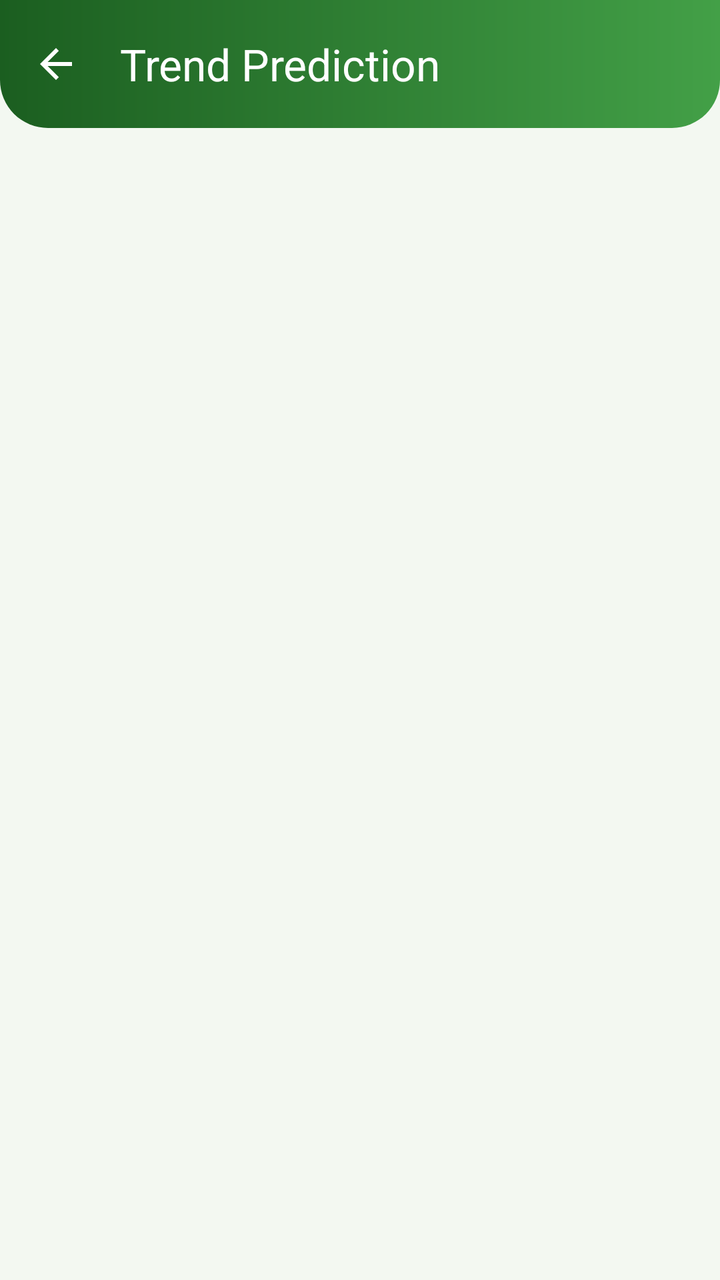
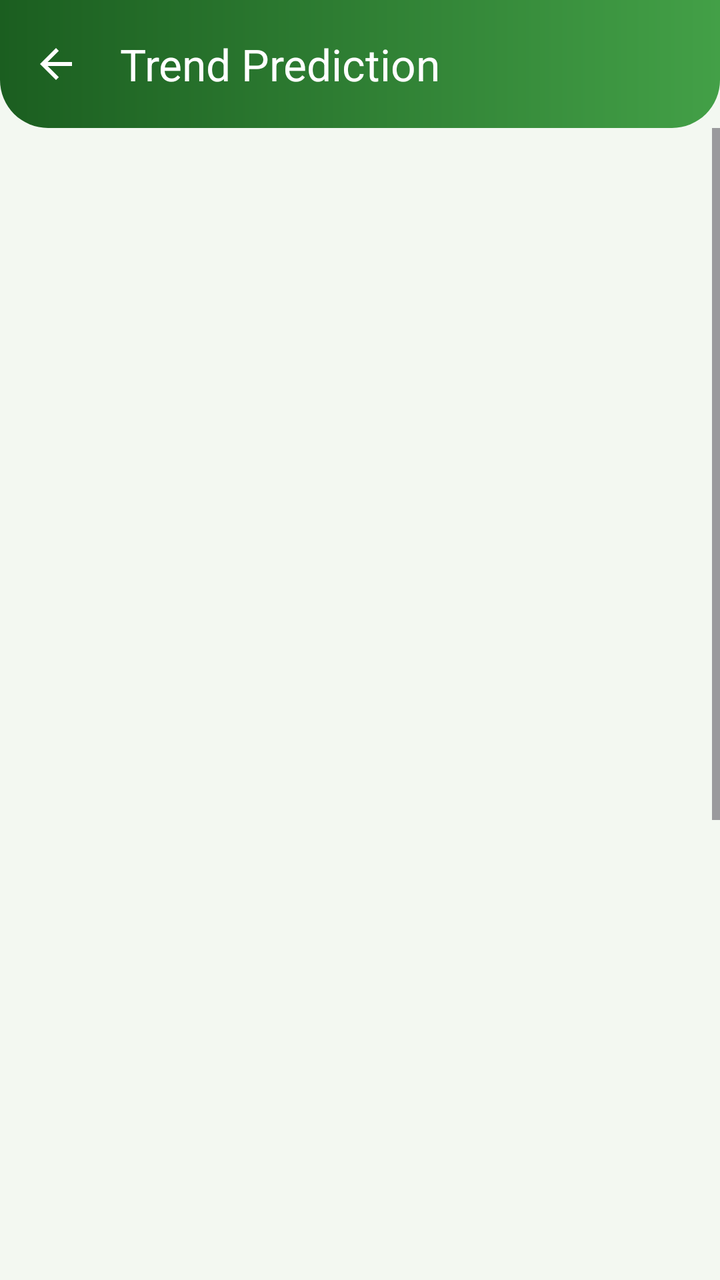

Compare the two renders of this Android layout. The source of the first and the diff that turns it into the second are given below.
<!-- AndroidManifest.xml: application theme Theme.EcoSense -->
<!-- res/layout/activity_prediction.xml -->
<?xml version="1.0" encoding="utf-8"?>
<androidx.constraintlayout.widget.ConstraintLayout xmlns:android="http://schemas.android.com/apk/res/android" xmlns:app="http://schemas.android.com/apk/res-auto" xmlns:tools="http://schemas.android.com/tools"
    android:layout_width="match_parent"
    android:layout_height="match_parent"
    android:background="@color/eco_bg">

    <com.google.android.material.appbar.MaterialToolbar
        android:id="@+id/toolbar"
        android:layout_width="0dp"
        android:layout_height="?attr/actionBarSize"
        android:background="@drawable/bg_toolbar"
        app:titleTextAppearance="@style/EcoToolbarTitle"
        app:layout_constraintEnd_toEndOf="parent"
        app:layout_constraintStart_toStartOf="parent"
        app:layout_constraintTop_toTopOf="parent"
        app:navigationIcon="@drawable/ic_back"
        app:title="Trend Prediction"
        app:titleTextColor="@android:color/white" />

    <ScrollView
        android:layout_width="0dp"
        android:layout_height="0dp"
        app:layout_constraintBottom_toBottomOf="parent"
        app:layout_constraintEnd_toEndOf="parent"
        app:layout_constraintStart_toStartOf="parent"
        app:layout_constraintTop_toBottomOf="@id/toolbar">

        <LinearLayout
            android:layout_width="match_parent"
            android:layout_height="wrap_content"
            android:layoutAnimation="@anim/layout_slide_up"
            android:orientation="vertical"
            android:padding="14dp">

            <com.google.android.material.card.MaterialCardView
                style="@style/EcoCard"
                android:layout_width="match_parent"
                android:layout_height="wrap_content">

                <Spinner
                    android:id="@+id/spMetric"
                    android:layout_width="match_parent"
                    android:layout_height="52dp"
                    android:paddingStart="8dp"
                    android:paddingEnd="8dp" />
            </com.google.android.material.card.MaterialCardView>

            <com.google.android.material.card.MaterialCardView
                style="@style/EcoCard"
                android:layout_width="match_parent"
                android:layout_height="wrap_content"
                android:layout_marginTop="12dp">

                <LinearLayout
                    android:layout_width="match_parent"
                    android:layout_height="wrap_content"
                    android:orientation="vertical"
                    android:padding="12dp">

                    <com.ecosense.app.ui.prediction.TrendChartView
                        android:id="@+id/chart"
                        android:layout_width="match_parent"
                        android:layout_height="240dp" />

                    <TextView
                        android:layout_width="wrap_content"
                        android:layout_height="wrap_content"
                        android:layout_marginTop="6dp"
                        android:text="Solid = recorded data \u2022 Dashed = linear-regression forecast"
                        android:textColor="@color/eco_text_secondary"
                        android:textSize="12sp" />
                </LinearLayout>
            </com.google.android.material.card.MaterialCardView>

            <com.google.android.material.card.MaterialCardView
                style="@style/EcoCard"
                android:layout_width="match_parent"
                android:layout_height="wrap_content"
                android:layout_marginTop="10dp">

                <LinearLayout
                    android:layout_width="match_parent"
                    android:layout_height="wrap_content"
                    android:orientation="vertical"
                    android:padding="14dp">

                    <TextView
                        android:id="@+id/tvEquation"
                        android:layout_width="match_parent"
                        android:layout_height="wrap_content"
                        android:textColor="@color/eco_text"
                        android:textSize="14sp" />

                    <TextView
                        android:id="@+id/tvTrend"
                        android:layout_width="match_parent"
                        android:layout_height="wrap_content"
                        android:layout_marginTop="8dp"
                        android:textColor="@color/eco_primary"
                        android:textSize="16sp"
                        android:textStyle="bold" />

                    <TextView
                        android:id="@+id/tvForecast"
                        android:layout_width="match_parent"
                        android:layout_height="wrap_content"
                        android:layout_marginTop="8dp"
                        android:textColor="@color/eco_text"
                        android:textSize="14sp" />
                </LinearLayout>
            </com.google.android.material.card.MaterialCardView>
        </LinearLayout>
    </ScrollView>
</androidx.constraintlayout.widget.ConstraintLayout>
<!-- resources referenced by this layout -->
<resources>
  <color name="eco_bg">#F3F8F1</color>
  <color name="eco_primary">#2E7D32</color>
  <color name="eco_text">#1B2B1C</color>
  <color name="eco_text_secondary">#5F6F60</color>
  <!-- drawable bg_toolbar (drawable) -->
  <?xml version="1.0" encoding="utf-8"?>
  <shape xmlns:android="http://schemas.android.com/apk/res/android" android:shape="rectangle">
      <gradient android:angle="0" android:startColor="@color/eco_grad_start" android:endColor="@color/eco_grad_end" />
      <corners android:bottomLeftRadius="24dp" android:bottomRightRadius="24dp" />
  </shape>
  <!-- drawable ic_back (drawable) -->
  <vector xmlns:android="http://schemas.android.com/apk/res/android"
      android:width="24dp" android:height="24dp"
      android:viewportWidth="24" android:viewportHeight="24">
      <path android:fillColor="#FFFFFF"
          android:pathData="M20,11H7.83l5.59,-5.59L12,4l-8,8 8,8 1.41,-1.41L7.83,13H20v-2z" />
  </vector>
  <style name="EcoCard" parent="Widget.Material3.CardView.Outlined">
          <item name="cardCornerRadius">20dp</item>
          <item name="cardBackgroundColor">@color/eco_card</item>
          <item name="cardElevation">0dp</item>
          <item name="strokeColor">@color/eco_stroke</item>
          <item name="strokeWidth">1dp</item>
      </style>
  <style name="EcoToolbarTitle" parent="TextAppearance.Material3.TitleLarge">
          <item name="android:textColor">@android:color/white</item>
          <item name="android:fontFamily">sans-serif-medium</item>
      </style>
  <color name="eco_grad_start">#1B5E20</color>
  <color name="eco_grad_end">#43A047</color>
  <color name="eco_card">#FFFFFF</color>
  <color name="eco_stroke">#E0EBDD</color>
  <color name="eco_on_primary">#FFFFFF</color>
  <color name="eco_secondary">#4CAF50</color>
  <color name="eco_primary_dark">#1B5E20</color>
  <style name="Animation.EcoActivity" parent="@android:style/Animation.Activity">
          <item name="android:activityOpenEnterAnimation">@anim/slide_in_right</item>
          <item name="android:activityOpenExitAnimation">@anim/slide_out_left</item>
          <item name="android:activityCloseEnterAnimation">@anim/slide_in_left</item>
          <item name="android:activityCloseExitAnimation">@anim/slide_out_right</item>
      </style>
  <!-- unchanged entries left out for length: 1 -->
</resources>

<!-- the commit's change to res/layout/activity_prediction.xml (unified diff, before → after) -->
@@ -9,12 +9,12 @@
         android:layout_width="0dp"
         android:layout_height="?attr/actionBarSize"
         android:background="@drawable/bg_toolbar"
-        app:titleTextAppearance="@style/EcoToolbarTitle"
         app:layout_constraintEnd_toEndOf="parent"
         app:layout_constraintStart_toStartOf="parent"
         app:layout_constraintTop_toTopOf="parent"
         app:navigationIcon="@drawable/ic_back"
         app:title="Trend Prediction"
+        app:titleTextAppearance="@style/EcoToolbarTitle"
         app:titleTextColor="@android:color/white" />
 
     <ScrollView
@@ -32,81 +32,367 @@
             android:orientation="vertical"
             android:padding="14dp">
 
+            
+            <HorizontalScrollView
+                android:layout_width="match_parent"
+                android:layout_height="wrap_content"
+                android:scrollbars="none">
+
+                <com.google.android.material.chip.ChipGroup
+                    android:id="@+id/chipGroup"
+                    android:layout_width="wrap_content"
+                    android:layout_height="wrap_content"
+                    app:selectionRequired="true"
+                    app:singleLine="true"
+                    app:singleSelection="true">
+
+                <com.google.android.material.chip.Chip
+                    android:id="@+id/chipTemp"
+                    style="@style/Widget.Material3.Chip.Filter"
+                    android:layout_width="wrap_content"
+                    android:layout_height="wrap_content"
+                    android:text="🌡️ Temperature" />
+                <com.google.android.material.chip.Chip
+                    android:id="@+id/chipHum"
+                    style="@style/Widget.Material3.Chip.Filter"
+                    android:layout_width="wrap_content"
+                    android:layout_height="wrap_content"
+                    android:text="💧 Humidity" />
+                <com.google.android.material.chip.Chip
+                    android:id="@+id/chipPm25"
+                    style="@style/Widget.Material3.Chip.Filter"
+                    android:layout_width="wrap_content"
+                    android:layout_height="wrap_content"
+                    android:text="😷 PM2.5" />
+                <com.google.android.material.chip.Chip
+                    android:id="@+id/chipPm10"
+                    style="@style/Widget.Material3.Chip.Filter"
+                    android:layout_width="wrap_content"
+                    android:layout_height="wrap_content"
+                    android:text="🌫️ PM10" />
+                </com.google.android.material.chip.ChipGroup>
+            </HorizontalScrollView>
+
+            
+            <androidx.constraintlayout.widget.ConstraintLayout
+                android:layout_width="match_parent"
+                android:layout_height="wrap_content"
+                android:layout_marginTop="12dp"
+                android:background="@drawable/bg_hero"
+                android:padding="22dp">
+
+                <TextView
+                    android:id="@+id/tvMetricName"
+                    android:layout_width="0dp"
+                    android:layout_height="wrap_content"
+                    android:fontFamily="sans-serif-medium"
+                    android:textColor="@android:color/white"
+                    android:textSize="17sp"
+                    app:layout_constraintEnd_toEndOf="parent"
+                    app:layout_constraintStart_toStartOf="parent"
+                    app:layout_constraintTop_toTopOf="parent" />
+
+                <TextView
+                    android:id="@+id/tvLocation"
+                    android:layout_width="0dp"
+                    android:layout_height="wrap_content"
+                    android:layout_marginTop="2dp"
+                    android:alpha="0.9"
+                    android:textColor="@android:color/white"
+                    android:textSize="12sp"
+                    app:layout_constraintEnd_toEndOf="parent"
+                    app:layout_constraintStart_toStartOf="parent"
+                    app:layout_constraintTop_toBottomOf="@id/tvMetricName" />
+
+                <TextView
+                    android:id="@+id/tvCurrent"
+                    android:layout_width="wrap_content"
+                    android:layout_height="wrap_content"
+                    android:layout_marginTop="14dp"
+                    android:fontFamily="sans-serif-medium"
+                    android:text="--"
+                    android:textColor="@android:color/white"
+                    android:textSize="54sp"
+                    android:textStyle="bold"
+                    app:layout_constraintStart_toStartOf="parent"
+                    app:layout_constraintTop_toBottomOf="@id/tvLocation" />
+
+                <TextView
+                    android:id="@+id/tvUnit"
+                    android:layout_width="wrap_content"
+                    android:layout_height="wrap_content"
+                    android:layout_marginStart="8dp"
+                    android:alpha="0.9"
+                    android:textColor="@android:color/white"
+                    android:textSize="18sp"
+                    app:layout_constraintBaseline_toBaselineOf="@id/tvCurrent"
+                    app:layout_constraintStart_toEndOf="@id/tvCurrent" />
+
+                <TextView
+                    android:id="@+id/tvTrendChip"
+                    android:layout_width="wrap_content"
+                    android:layout_height="wrap_content"
+                    android:layout_marginTop="10dp"
+                    android:background="@drawable/bg_chip_white"
+                    android:fontFamily="sans-serif-medium"
+                    android:paddingStart="14dp"
+                    android:paddingTop="5dp"
+                    android:paddingEnd="14dp"
+                    android:paddingBottom="5dp"
+                    android:textColor="@android:color/white"
+                    android:textSize="13sp"
+                    app:layout_constraintStart_toStartOf="parent"
+                    app:layout_constraintTop_toBottomOf="@id/tvCurrent" />
+
+                <TextView
+                    android:id="@+id/tvNext"
+                    android:layout_width="0dp"
+                    android:layout_height="wrap_content"
+                    android:layout_marginTop="10dp"
+                    android:alpha="0.92"
+                    android:textColor="@android:color/white"
+                    android:textSize="13sp"
+                    app:layout_constraintEnd_toEndOf="parent"
+                    app:layout_constraintStart_toStartOf="parent"
+                    app:layout_constraintTop_toBottomOf="@id/tvTrendChip" />
+            </androidx.constraintlayout.widget.ConstraintLayout>
+
+            
             <com.google.android.material.card.MaterialCardView
                 style="@style/EcoCard"
                 android:layout_width="match_parent"
-                android:layout_height="wrap_content">
-
-                <Spinner
-                    android:id="@+id/spMetric"
+                android:layout_height="wrap_content"
+                android:layout_marginTop="12dp">
+
+                <LinearLayout
                     android:layout_width="match_parent"
-                    android:layout_height="52dp"
-                    android:paddingStart="8dp"
-                    android:paddingEnd="8dp" />
+                    android:layout_height="wrap_content"
+                    android:orientation="vertical"
+                    android:padding="16dp">
+
+                    <TextView
+                        style="@style/EcoSection"
+                        android:layout_width="wrap_content"
+                        android:layout_height="wrap_content"
+                        android:text="📈  Trend &amp; forecast" />
+
+                    <com.ecosense.app.ui.prediction.TrendChartView
+                        android:id="@+id/chart"
+                        android:layout_width="match_parent"
+                        android:layout_height="260dp"
+                        android:layout_marginTop="8dp" />
+
+                    <LinearLayout
+                        android:layout_width="match_parent"
+                        android:layout_height="wrap_content"
+                        android:layout_marginTop="6dp"
+                        android:orientation="horizontal">
+
+                    <TextView
+                        android:layout_width="wrap_content"
+                        android:layout_height="wrap_content"
+                        android:layout_marginEnd="14dp"
+                        android:text="━ Actual"
+                        android:textColor="@color/eco_primary"
+                        android:textSize="12sp" />
+                    <TextView
+                        android:layout_width="wrap_content"
+                        android:layout_height="wrap_content"
+                        android:layout_marginEnd="14dp"
+                        android:text="┅ Forecast"
+                        android:textColor="@color/eco_warn"
+                        android:textSize="12sp" />
+                    <TextView
+                        android:layout_width="wrap_content"
+                        android:layout_height="wrap_content"
+                        android:layout_marginEnd="14dp"
+                        android:text="┅ Safe limit"
+                        android:textColor="@color/eco_alert"
+                        android:textSize="12sp" />
+                    </LinearLayout>
+                </LinearLayout>
             </com.google.android.material.card.MaterialCardView>
 
+            
+            <LinearLayout
+                android:layout_width="match_parent"
+                android:layout_height="wrap_content"
+                android:layout_marginTop="12dp"
+                android:orientation="horizontal">
+
+                <com.google.android.material.card.MaterialCardView
+                    style="@style/EcoCard"
+                    android:layout_width="0dp"
+                    android:layout_height="wrap_content"
+                    android:layout_marginStart="0dp"
+                    android:layout_marginEnd="5dp"
+                    android:layout_weight="1">
+
+                    <LinearLayout
+                        android:layout_width="match_parent"
+                        android:layout_height="wrap_content"
+                        android:orientation="vertical"
+                        android:padding="14dp">
+
+                        <TextView style="@style/EcoLabel"
+                            android:layout_width="wrap_content"
+                            android:layout_height="wrap_content"
+                            android:text="Model fit (R²)" />
+
+                        <TextView
+                            android:id="@+id/tvFit"
+                            style="@style/EcoValue"
+                            android:layout_width="wrap_content"
+                            android:layout_height="wrap_content"
+                            android:layout_marginTop="4dp"
+                            android:text="--"
+                            android:textColor="@color/eco_primary"
+                            android:textSize="22sp" />
+
+                        <TextView
+                            android:id="@+id/tvFitLabel"
+                            style="@style/EcoLabel"
+                            android:layout_width="wrap_content"
+                            android:layout_height="wrap_content"
+                            android:text=""
+                            android:textSize="11sp" />
+                    </LinearLayout>
+                </com.google.android.material.card.MaterialCardView>
+                <com.google.android.material.card.MaterialCardView
+                    style="@style/EcoCard"
+                    android:layout_width="0dp"
+                    android:layout_height="wrap_content"
+                    android:layout_marginStart="5dp"
+                    android:layout_marginEnd="5dp"
+                    android:layout_weight="1">
+
+                    <LinearLayout
+                        android:layout_width="match_parent"
+                        android:layout_height="wrap_content"
+                        android:orientation="vertical"
+                        android:padding="14dp">
+
+                        <TextView style="@style/EcoLabel"
+                            android:layout_width="wrap_content"
+                            android:layout_height="wrap_content"
+                            android:text="Trend" />
+
+                        <TextView
+                            android:id="@+id/tvSlope"
+                            style="@style/EcoValue"
+                            android:layout_width="wrap_content"
+                            android:layout_height="wrap_content"
+                            android:layout_marginTop="4dp"
+                            android:text="--"
+                            android:textColor="@color/eco_primary"
+                            android:textSize="22sp" />
+
+                        <TextView
+                            android:id="@+id/tvSlopeUnit"
+                            style="@style/EcoLabel"
+                            android:layout_width="wrap_content"
+                            android:layout_height="wrap_content"
+                            android:text="per hour"
+                            android:textSize="11sp" />
+                    </LinearLayout>
+                </com.google.android.material.card.MaterialCardView>
+                <com.google.android.material.card.MaterialCardView
+                    style="@style/EcoCard"
+                    android:layout_width="0dp"
+                    android:layout_height="wrap_content"
+                    android:layout_marginStart="5dp"
+                    android:layout_marginEnd="0dp"
+                    android:layout_weight="1">
+
+                    <LinearLayout
+                        android:layout_width="match_parent"
+                        android:layout_height="wrap_content"
+                        android:orientation="vertical"
+                        android:padding="14dp">
+
+                        <TextView style="@style/EcoLabel"
+                            android:layout_width="wrap_content"
+                            android:layout_height="wrap_content"
+                            android:text="Readings" />
+
+                        <TextView
+                            android:id="@+id/tvPoints"
+                            style="@style/EcoValue"
+                            android:layout_width="wrap_content"
+                            android:layout_height="wrap_content"
+                            android:layout_marginTop="4dp"
+                            android:text="--"
+                            android:textColor="@color/eco_primary"
+                            android:textSize="22sp" />
+
+                        <TextView
+                            android:id="@+id/tvPointsLabel"
+                            style="@style/EcoLabel"
+                            android:layout_width="wrap_content"
+                            android:layout_height="wrap_content"
+                            android:text="used (max 60)"
+                            android:textSize="11sp" />
+                    </LinearLayout>
+                </com.google.android.material.card.MaterialCardView>
+            </LinearLayout>
+
+            
             <com.google.android.material.card.MaterialCardView
                 style="@style/EcoCard"
                 android:layout_width="match_parent"
                 android:layout_height="wrap_content"
-                android:layout_marginTop="12dp">
+                android:layout_marginTop="12dp"
+                app:cardBackgroundColor="@color/tint_tip"
+                app:strokeWidth="0dp">
 
                 <LinearLayout
                     android:layout_width="match_parent"
                     android:layout_height="wrap_content"
                     android:orientation="vertical"
-                    android:padding="12dp">
-
-                    <com.ecosense.app.ui.prediction.TrendChartView
-                        android:id="@+id/chart"
-                        android:layout_width="match_parent"
-                        android:layout_height="240dp" />
-
-                    <TextView
-                        android:layout_width="wrap_content"
-                        android:layout_height="wrap_content"
-                        android:layout_marginTop="6dp"
-                        android:text="Solid = recorded data \u2022 Dashed = linear-regression forecast"
-                        android:textColor="@color/eco_text_secondary"
-                        android:textSize="12sp" />
+                    android:padding="18dp">
+
+                    <TextView
+                        style="@style/EcoSection"
+                        android:layout_width="wrap_content"
+                        android:layout_height="wrap_content"
+                        android:text="💡  Insight" />
+
+                    <TextView
+                        android:id="@+id/tvInsight"
+                        android:layout_width="match_parent"
+                        android:layout_height="wrap_content"
+                        android:layout_marginTop="8dp"
+                        android:lineSpacingExtra="3dp"
+                        android:textColor="@color/eco_text"
+                        android:textSize="14sp" />
                 </LinearLayout>
             </com.google.android.material.card.MaterialCardView>
 
+            
             <com.google.android.material.card.MaterialCardView
                 style="@style/EcoCard"
                 android:layout_width="match_parent"
                 android:layout_height="wrap_content"
-                android:layout_marginTop="10dp">
+                android:layout_marginTop="12dp">
 
                 <LinearLayout
                     android:layout_width="match_parent"
                     android:layout_height="wrap_content"
                     android:orientation="vertical"
-                    android:padding="14dp">
-
-                    <TextView
-                        android:id="@+id/tvEquation"
-                        android:layout_width="match_parent"
-                        android:layout_height="wrap_content"
-                        android:textColor="@color/eco_text"
-                        android:textSize="14sp" />
-
-                    <TextView
-                        android:id="@+id/tvTrend"
-                        android:layout_width="match_parent"
-                        android:layout_height="wrap_content"
-                        android:layout_marginTop="8dp"
-                        android:textColor="@color/eco_primary"
-                        android:textSize="16sp"
-                        android:textStyle="bold" />
-
-                    <TextView
-                        android:id="@+id/tvForecast"
-                        android:layout_width="match_parent"
-                        android:layout_height="wrap_content"
-                        android:layout_marginTop="8dp"
-                        android:textColor="@color/eco_text"
-                        android:textSize="14sp" />
+                    android:padding="18dp">
+
+                    <TextView
+                        style="@style/EcoSection"
+                        android:layout_width="wrap_content"
+                        android:layout_height="wrap_content"
+                        android:text="🔮  Next forecasts" />
+
+                    <LinearLayout
+                        android:id="@+id/llForecast"
+                        android:layout_width="match_parent"
+                        android:layout_height="wrap_content"
+                        android:layout_marginTop="6dp"
+                        android:orientation="vertical" />
                 </LinearLayout>
             </com.google.android.material.card.MaterialCardView>
         </LinearLayout>
<!-- resource entries referenced after the edit -->
@@ -1,8 +1,24 @@
 <!-- resources referenced by this layout -->
 <resources>
+  <color name="eco_alert">#D32F2F</color>
   <color name="eco_bg">#F3F8F1</color>
   <color name="eco_primary">#2E7D32</color>
   <color name="eco_text">#1B2B1C</color>
+  <color name="eco_warn">#F9A825</color>
+  <color name="tint_tip">#E6F4E2</color>
+  <!-- drawable bg_chip_white (drawable) -->
+  <?xml version="1.0" encoding="utf-8"?>
+  <shape xmlns:android="http://schemas.android.com/apk/res/android" android:shape="rectangle">
+      <solid android:color="#33FFFFFF" />
+      <stroke android:width="1dp" android:color="#55FFFFFF" />
+      <corners android:radius="50dp" />
+  </shape>
+  <!-- drawable bg_hero (drawable) -->
+  <?xml version="1.0" encoding="utf-8"?>
+  <shape xmlns:android="http://schemas.android.com/apk/res/android" android:shape="rectangle">
+      <gradient android:angle="315" android:startColor="@color/eco_grad_start" android:endColor="@color/eco_grad_end" />
+      <corners android:radius="28dp" />
+  </shape>
   <color name="eco_text_secondary">#5F6F60</color>
   <!-- drawable bg_toolbar (drawable) -->
   <?xml version="1.0" encoding="utf-8"?>
@@ -24,9 +40,24 @@
           <item name="strokeColor">@color/eco_stroke</item>
           <item name="strokeWidth">1dp</item>
       </style>
+  <style name="EcoLabel">
+          <item name="android:textSize">13sp</item>
+          <item name="android:textColor">@color/eco_text_secondary</item>
+      </style>
+  <style name="EcoSection">
+          <item name="android:textSize">16sp</item>
+          <item name="android:fontFamily">sans-serif-medium</item>
+          <item name="android:textColor">@color/eco_primary</item>
+      </style>
   <style name="EcoToolbarTitle" parent="TextAppearance.Material3.TitleLarge">
           <item name="android:textColor">@android:color/white</item>
           <item name="android:fontFamily">sans-serif-medium</item>
+      </style>
+  <style name="EcoValue">
+          <item name="android:textSize">28sp</item>
+          <item name="android:textStyle">bold</item>
+          <item name="android:fontFamily">sans-serif-medium</item>
+          <item name="android:textColor">@color/eco_text</item>
       </style>
   <color name="eco_grad_start">#1B5E20</color>
   <color name="eco_grad_end">#43A047</color>
